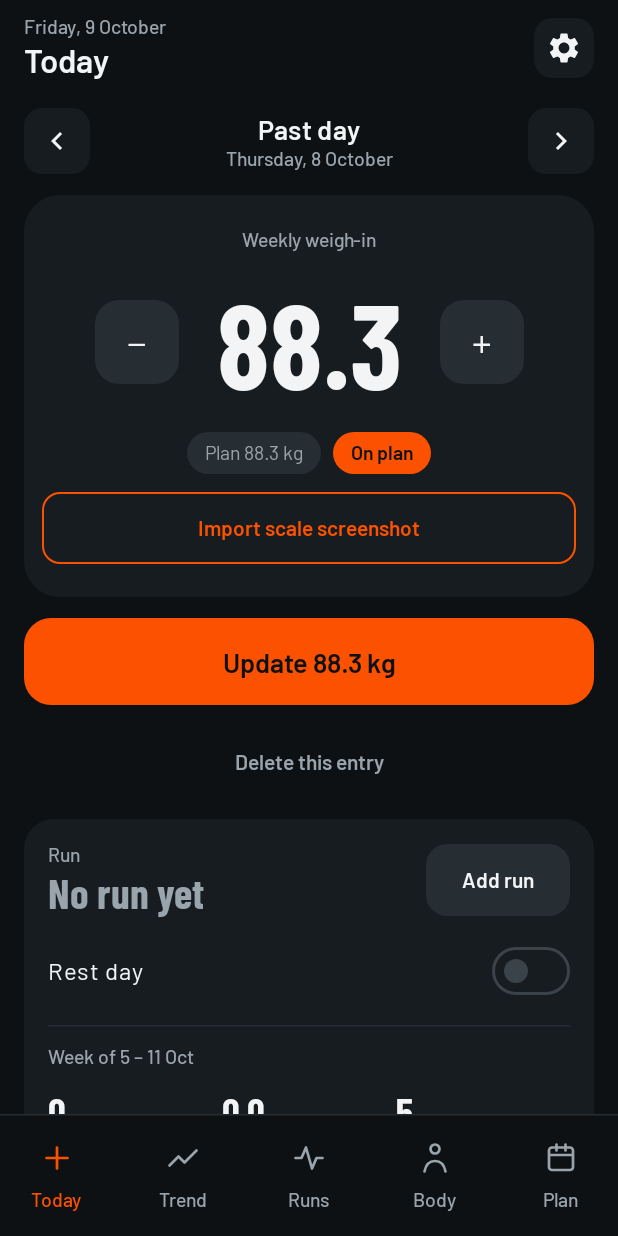
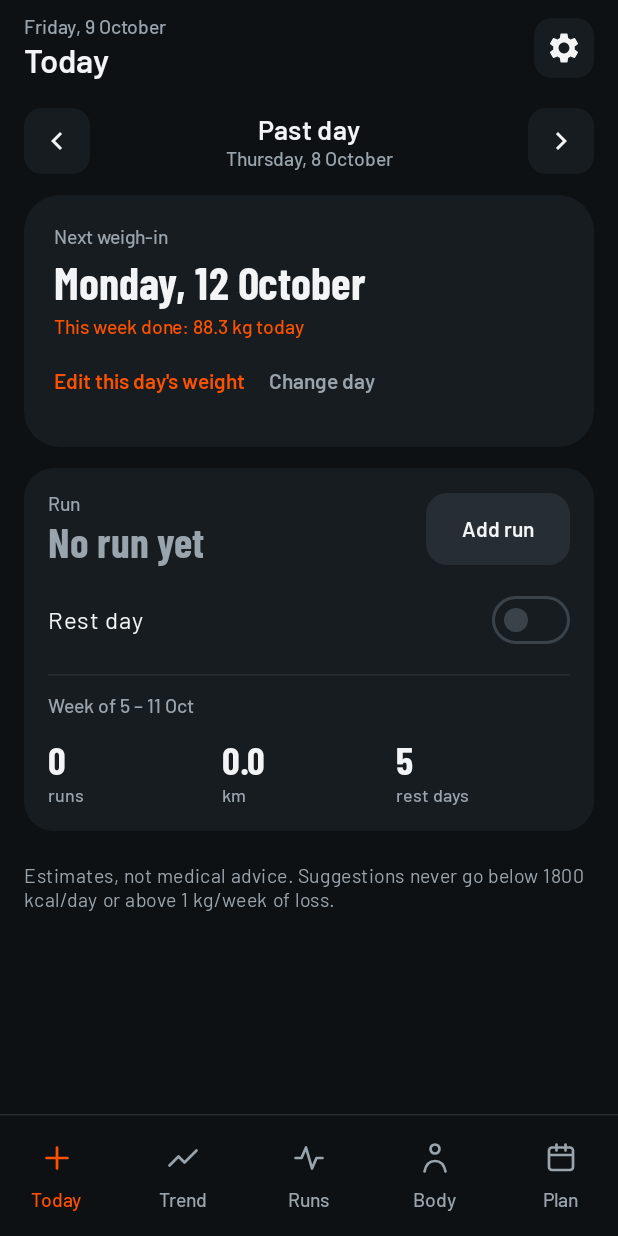
Before and after one commit to midhun221B/Wt-tracker, an Android app built with Jetpack Compose: the screen it shows after launch (MainActivity), after a tap on "Previous day", on a phone screen of 412 x 824 dp. Run offline under Robolectric (Android 15) with nearby library versions, the phone set to English and light mode, and no system bars; our stand-ins replace Room's generated code; 2 statements that could not run were skipped.

Commit message:
Today: no big weigh-in card once the day or week is logged; scale measurements count for the week
Co-Authored-By: Claude Opus 5.5 <noreply@anthropic.com>
Claude-Session: https://claude.ai/code/session_01NhF2XaJMtCFQsU6AoPcjWX

```diff
--- a/app/src/main/java/wt/app/notify/Reminder.kt
+++ b/app/src/main/java/wt/app/notify/Reminder.kt
@@ -89,8 +89,9 @@ class ReminderWorker(context: Context, params: WorkerParameters) : CoroutineWork
         val db = AppDatabase.get(applicationContext)
         val today = todayInTokyo()
         val weighInDay = db.profile().get()?.weighInDay ?: 1
-        // Due = no weight yet this Monday–Sunday week and the weigh-in day has come (so a missed day keeps reminding).
-        if (weighInStatus(db.weights().all().map { it.date }, today, weighInDay).due) Reminder.show(applicationContext)
+        // Due = no weight or scale measurement yet this Monday–Sunday week and the weigh-in day has come (so a missed day keeps reminding).
+        val logged = db.weights().all().map { it.date } + db.bodyComp().all().map { it.date }
+        if (weighInStatus(logged, today, weighInDay).due) Reminder.show(applicationContext)
         return Result.success()
     }
 }
--- a/app/src/main/java/wt/app/ui/LogScreen.kt
+++ b/app/src/main/java/wt/app/ui/LogScreen.kt
@@ -73,10 +73,12 @@ fun LogScreen(
     var showRunDialog by remember { mutableStateOf(false) }
     val existing = state.weights.firstOrNull { it.date == date }
     val weighInDay = DayOfWeek.of(state.profile.weighInDay.coerceIn(1, 7))
-    val status = weighInStatus(state.weights.map { it.date }, date, weighInDay.value)
+    // A scale measurement counts as the week's weigh-in too (it may have been saved without a weight).
+    val status = weighInStatus(state.weights.map { it.date } + state.body.map { it.date }, date, weighInDay.value)
     var weighInOpen by remember(date) { mutableStateOf(false) }
-    // Weekly: show the card when this week's weigh-in is due, the day already has a weight, or on request.
-    val showWeighIn = status.due || existing != null || weighInOpen
+    // Weekly: the big card shows only while this week's weigh-in is due, or when asked for ("Weigh in now" / "Edit").
+    // A day that already has a weight shows it in the small card instead.
+    val showWeighIn = (status.due && existing == null) || weighInOpen
     val lastKg = state.weights.lastOrNull { it.date <= date }?.kg ?: state.weights.lastOrNull()?.kg ?: 80.0
 
     // Field state resets when the date (or its stored entry) changes.
@@ -155,6 +157,7 @@ fun LogScreen(
                     // Only the weight is asked now; sleep, hunger, snacks and notes from older entries are kept.
                     val kg = round(kgValue!! * 100) / 100
                     onSaveWeight(existing?.copy(kg = kg) ?: WeightEntity(date = date, kg = kg))
+                    weighInOpen = false
                 },
                 enabled = weightValid,
                 modifier = Modifier.fillMaxWidth().height(58.dp),
@@ -168,14 +171,19 @@ fun LogScreen(
                 )
             }
             if (existing != null) {
-                TextButton(onClick = { onDeleteWeight(date) }, modifier = Modifier.fillMaxWidth()) { Text("Delete this entry", color = Palette.Muted) }
+                TextButton(onClick = { onDeleteWeight(date); weighInOpen = false }, modifier = Modifier.fillMaxWidth()) { Text("Delete this entry", color = Palette.Muted) }
             }
         } else {
             NextWeighInCard(
                 next = status.next,
-                doneThisWeek = status.doneOn?.let { d -> state.weights.firstOrNull { it.date == d } },
+                done = status.doneOn?.let { d ->
+                    val kg = state.weights.firstOrNull { it.date == d }?.kg
+                    val day = if (d == date) "today" else "on ${dayMonth(d)}"
+                    if (kg != null) "This week done: %.1f kg %s".format(kg, day) else "This week done: scale measurement $day"
+                },
                 last = state.weights.lastOrNull { it.date <= date },
                 weighInDay = weighInDay.value,
+                actionLabel = if (existing != null) "Edit ${if (date == state.today) "today's" else "this day's"} weight" else "Weigh in now",
                 onWeighInNow = { weighInOpen = true },
                 onWeighInDay = onWeighInDay,
             )
@@ -209,9 +217,10 @@ fun LogScreen(
 @Composable
 private fun NextWeighInCard(
     next: LocalDate,
-    doneThisWeek: WeightEntity?,
+    done: String?,
     last: WeightEntity?,
     weighInDay: Int,
+    actionLabel: String,
     onWeighInNow: () -> Unit,
     onWeighInDay: (Int) -> Unit,
 ) {
@@ -221,15 +230,11 @@ private fun NextWeighInCard(
             Text("Next weigh-in", style = MaterialTheme.typography.labelMedium, color = Palette.Muted)
             Text(longDay(next), style = numberStyle(30.sp))
             when {
-                doneThisWeek != null -> Text(
-                    "This week done: %.1f kg on %s".format(doneThisWeek.kg, dayMonth(doneThisWeek.date)),
-                    style = MaterialTheme.typography.labelMedium,
-                    color = Palette.Accent,
-                )
+                done != null -> Text(done, style = MaterialTheme.typography.labelMedium, color = Palette.Accent)
                 last != null -> Text("Last %.1f kg on %s".format(last.kg, dayMonth(last.date)), style = MaterialTheme.typography.labelMedium, color = Palette.Muted)
             }
             Row(horizontalArrangement = Arrangement.spacedBy(16.dp)) {
-                TextButton(onClick = onWeighInNow, contentPadding = PaddingValues(0.dp)) { Text("Weigh in now", color = Palette.Accent) }
+                TextButton(onClick = onWeighInNow, contentPadding = PaddingValues(0.dp)) { Text(actionLabel, color = Palette.Accent) }
                 TextButton(onClick = { picking = !picking }, contentPadding = PaddingValues(0.dp)) {
                     Text(if (picking) "Done" else "Change day", color = Palette.Muted)
                 }
```
Also changed, not shown: 2 other files.
